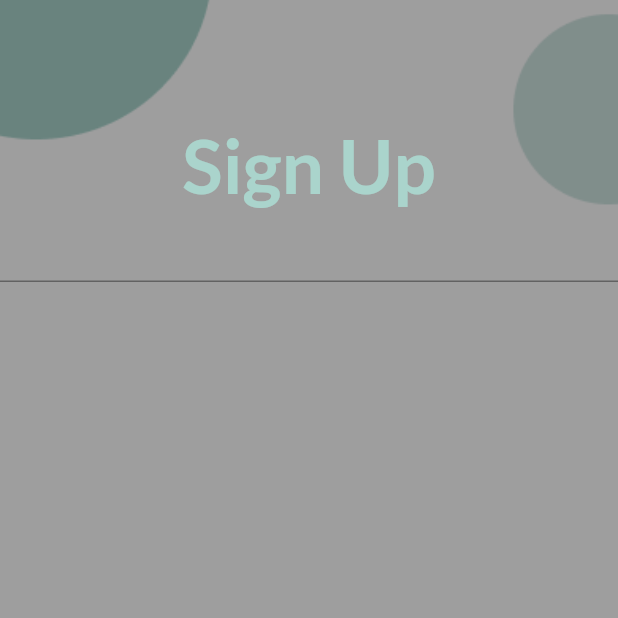
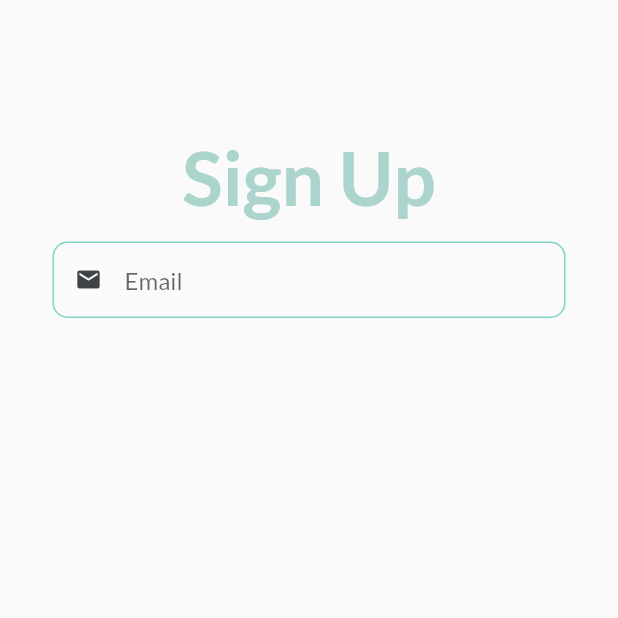
Before and after one commit to aofattaporn/jitD_fronted, a Flutter app: the SignIn_CT screen opened directly, on a phone screen of 412 x 824 dp, the top half of it. Run offline on Flutter 3.47's test engine with Material 2 defaults, Android fonts, the phone set to English and light mode, and no system bars; our stand-ins replace bloc, equatable, firebase_auth, firebase_core, flutter_bloc, flutter_cache_manager and 1 more; accounts and stored records are empty.

Commit message:
setting ui sign in /sign up
- swap to app bar to parent

```diff
--- a/lib/src/screens/autheentication/SignUp_custom.dart
+++ b/lib/src/screens/autheentication/SignUp_custom.dart
@@ -1,5 +1,7 @@
+import 'package:flutter/cupertino.dart';
 import 'package:flutter/material.dart';
-import 'package:google_fonts/google_fonts.dart';
+
+import '../../constant.dart';
 
 class SignIn_CT extends StatefulWidget {
   const SignIn_CT({Key? key}) : super(key: key);
@@ -33,32 +35,70 @@ class SignInState extends State<SignIn_CT> {
 
   @override
   Widget build(BuildContext context) {
-    return SafeArea(
-      child: GestureDetector(
+    return GestureDetector(
       onTap: () => FocusScope.of(context).requestFocus(_unFocusNode),
+      child: SafeArea(
         child: Scaffold(
+          // resizeToAvoidBottomInset: false,
           body: Stack(
             children: [
-              Image.asset(
-                'assets/images/background.png',
-                width: MediaQuery.of(context).size.width,
-                height: MediaQuery.of(context).size.height * 1,
-                fit: BoxFit.cover,
-              ),
+              // Image.asset(
+              //   'assets/images/background.png',
+              //   width: MediaQuery.of(context).size.width,
+              //   height: MediaQuery.of(context).size.height * 1,
+              //   fit: BoxFit.cover,
+              // ),
               Container(
-                color: Colors.black38,
+                // color: Colors.black38,
                 child: Align(
                   alignment: Alignment.center,
                   child: Column(
-                    children: const  <Widget> [
+                    children: <Widget>[
                       SizedBox(height: 80),
-                      Text("Sign Up", style: TextStyle(
+                      TextButton(
+                        onPressed: () {
+                          Navigator.pop(context);
+                        },
+                        child: const Text("Sign Up",
+                            style: TextStyle(
                               fontFamily: 'Lato',
                               color: Color(0xFFAAD4CC),
                               fontSize: 50,
                               fontWeight: FontWeight.bold,
                             )),
-                      TextField()
+                      ),
+                      Container(
+                        // color: Colors.black54,
+                        child: Column(
+                          children: [
+                            InputField_custom(0, emailController!, false,
+                                'Email', Icons.email, null),
+                            // InputField_custom(
+                            //     -0.4,
+                            //     passwordController!,
+                            //     !passwordVisibility,
+                            //     'Password',
+                            //     Icons.lock,
+                            //     SuffixIcon(passwordVisibility)),
+                            // Padding(
+                            //   padding: const EdgeInsets.symmetric(
+                            //       vertical: 0, horizontal: 30),
+                            //   child: Row(
+                            //     mainAxisAlignment: MainAxisAlignment.end,
+                            //     children: [
+                            //       TextButton(
+                            //           onPressed: () {},
+                            //           child: const Text("Forgget password?",
+                            //               style: TextStyle(color: textColor3))),
+                            //     ],
+                            //   ),
+                            // ),
+
+
+
+                          ],
+                        ),
+                      )
                     ],
                   ),
                 ),
@@ -69,4 +109,91 @@ class SignInState extends State<SignIn_CT> {
       ),
     );
   }
+
+  Padding Button_3Party(String imgURL) {
+    return Padding(
+      padding: const EdgeInsets.symmetric(vertical: 0, horizontal: 8.0),
+      child: Image.asset(
+        imgURL,
+        width: 40,
+        height: 40,
+        fit: BoxFit.cover,
+      ),
+    );
   }
+
+  Align InputField_custom(double align, TextEditingController controller,
+      bool obcuretxt, String hitntxt, IconData icons, InkWell? inkWell) {
+    return Align(
+      alignment: AlignmentDirectional(0, align),
+      child: Padding(
+        padding: const EdgeInsets.symmetric(vertical: 5, horizontal: 35),
+        child: TextFormField(
+          validator: (value) {
+            if (value?.isEmpty != true) {
+              return null;
+            } else {
+              return 'Please add text';
+            }
+          },
+          controller: controller,
+          obscureText: obcuretxt,
+          decoration: InputDecoration(
+              isDense: true,
+              hintText: hitntxt,
+              enabledBorder: OutlineInputBorder(
+                borderSide: const BorderSide(
+                  color: Color(0xFF7FD4C5),
+                  width: 1,
+                ),
+                borderRadius: BorderRadius.circular(10),
+              ),
+              focusedBorder: OutlineInputBorder(
+                borderSide: const BorderSide(
+                  color: primaryColorDark,
+                  width: 1,
+                ),
+                borderRadius: BorderRadius.circular(10),
+              ),
+              errorBorder: OutlineInputBorder(
+                borderSide: const BorderSide(
+                  color: statusColorError,
+                  width: 1,
+                ),
+                borderRadius: BorderRadius.circular(10),
+              ),
+              focusedErrorBorder: OutlineInputBorder(
+                borderSide: const BorderSide(
+                  color: Color(0x00000000),
+                  width: 1,
+                ),
+                borderRadius: BorderRadius.circular(10),
+              ),
+              prefixIcon: Icon(
+                icons,
+                color: Color(0xFF3F4247),
+              ),
+              suffixIcon: inkWell),
+          style: const TextStyle(
+            fontFamily: 'Lato',
+            fontSize: 16,
+          ),
+        ),
+      ),
+    );
+  }
+
+  InkWell SuffixIcon(bool passwordVisibility) {
+    return InkWell(
+      onTap: () => setState(() => {passwordVisibility = !passwordVisibility}),
+      focusNode: FocusNode(skipTraversal: true),
+      child: Icon(
+        passwordVisibility
+            ? Icons.visibility_outlined
+            : Icons.visibility_off_outlined,
+        color: const Color(0xFF757575),
+        size: 22,
+      ),
+    );
+  }
+}
```
Also changed, not shown: lib/src/screens/autheentication/SignIn.dart (+8 -5 lines), lib/src/screens/autheentication/SignUp.dart (+13 -7 lines). Lines whose indentation alone changed are shown as unchanged.
